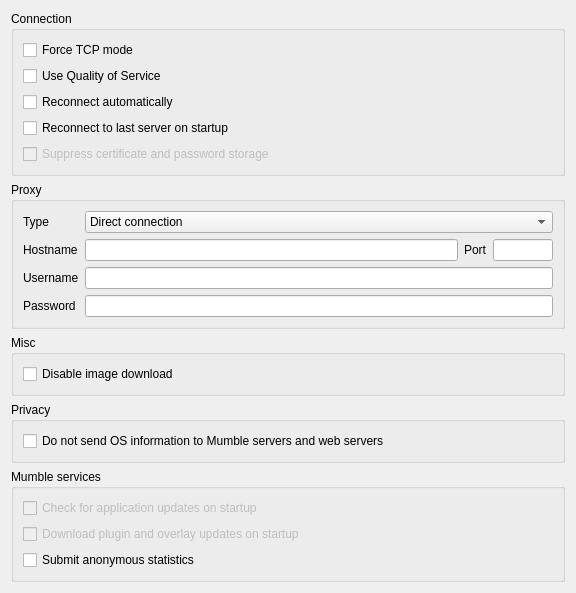
First picture: the form in src/mumble/NetworkConfig.ui, repository yossizap/PRMumble, before the edit.
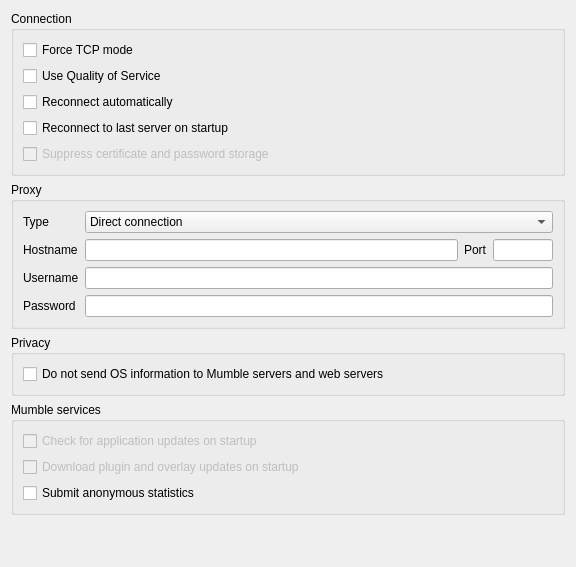
Second picture: the form after the edit. Custom widgets are drawn as their Qt base class.

```diff
--- a/src/mumble/NetworkConfig.ui
+++ b/src/mumble/NetworkConfig.ui
@@ -281,29 +281,6 @@
      </layout>
     </widget>
    </item>
-   <item>
-    <widget class="QGroupBox" name="qgbMisc">
-     <property name="title">
-      <string>Misc</string>
-     </property>
-     <layout class="QVBoxLayout" name="verticalLayout_3">
-      <item>
-       <widget class="QCheckBox" name="qcbImageDownload">
-        <property name="toolTip">
-         <string>Prevent log from downloading images</string>
-        </property>
-        <property name="whatsThis">
-         <string>&lt;b&gt;Disable image download&lt;/b&gt;&lt;br/&gt;
-Prevents the client from downloading images embedded into chat messages with the img tag.</string>
-        </property>
-        <property name="text">
-         <string>Disable image download</string>
-        </property>
-       </widget>
-      </item>
-     </layout>
-    </widget>
-   </item>
    <item>
     <widget class="QGroupBox" name="qgbPrivacy">
      <property name="title">
```
